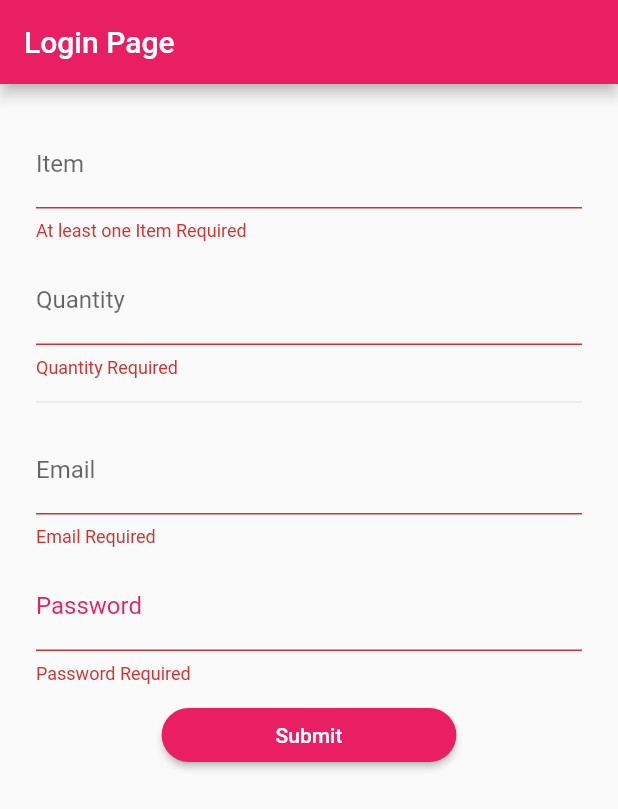
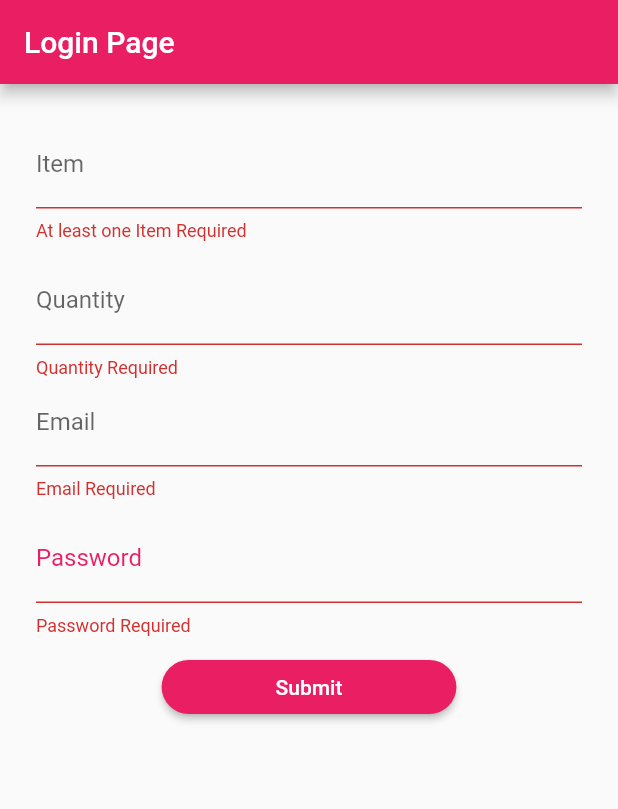
Before and after one commit to BalukuBrian/FlutterBasicApp, a Flutter app: the screen it shows after launch, on a phone screen of 412 x 824 dp. Shown: the top 809 px of the screen. Run offline on Flutter 3.47's test engine with Material 2 defaults, Android fonts, the light colour scheme and no system bars; our stand-ins replace form_field_validator.

Commit message:
added form_validation.dart

```diff
--- a/lib/pages/form_validation_class.dart
+++ b/lib/pages/form_validation_class.dart
@@ -73,9 +73,9 @@ class _FormValidationClassState extends State<FormValidationClass> {
                               validator: RequiredValidator(
                                   errorText: "Quantity Required"),
                             ),
-                            const Divider(
-                              height: 32.0,
-                            ),
+                            // const Divider(
+                            //   height: 32.0,
+                            // ),
                             TextFormField(
                               controller: _emailController,
                               keyboardType: TextInputType.text,
--- a/pubspec.yaml
+++ b/pubspec.yaml
@@ -94,3 +94,6 @@ flutter:
 
   # For details regarding fonts from package dependencies,
   # see https://flutter.dev/custom-fonts/#from-packages
+
+module:
+    androidX: true
```
Also changed, not shown: 2 other files.
